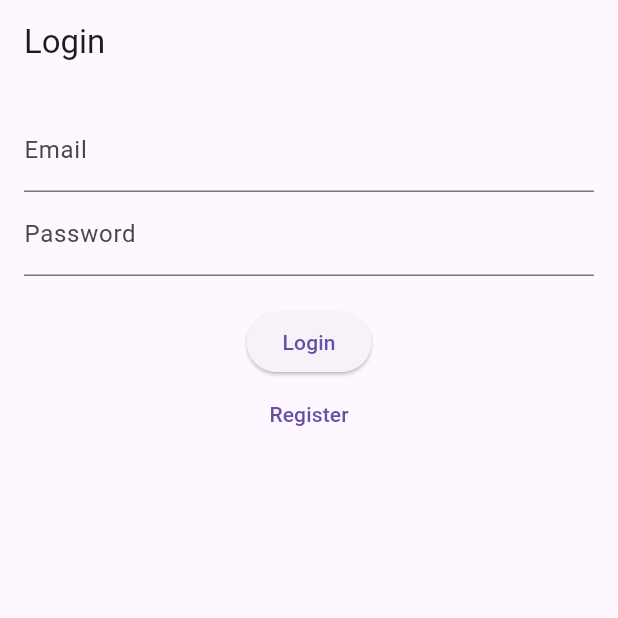
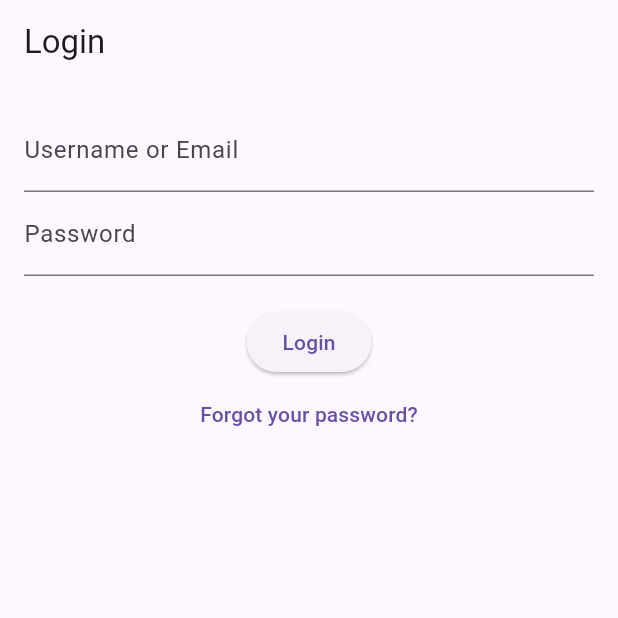
Before and after one commit to AnhAnNek/flutter_easy_english, a Flutter app: the screen it shows after launch, on a phone screen of 412 x 824 dp, the top half of it. Run offline on Flutter 3.47's test engine with Material 3 defaults, Android fonts, the phone set to English and light mode, and no system bars; our stand-ins replace flutter_secure_storage, logger.

Commit message:
bài tập tuần F02

```diff
--- a/lib/main.dart
+++ b/lib/main.dart
@@ -1,14 +1,11 @@
 import 'package:flutter/material.dart';
-import 'package:flutter_dotenv/flutter_dotenv.dart';
 import 'package:provider/provider.dart';
 import 'services/auth_service.dart';
 import 'services/i_auth_service.dart';
-import 'screens/register_screen.dart';
 import 'screens/login_screen.dart';
+import 'package:logger/logger.dart';
 
 void main() async {
-  // Load environment variables
-  await dotenv.load(fileName: ".env");
   runApp(MyApp());
 }
 
--- a/lib/screens/login_screen.dart
+++ b/lib/screens/login_screen.dart
@@ -1,7 +1,6 @@
 import 'package:flutter/material.dart';
-import '../services/auth_service.dart';
-import '../models/login_request.dart';
-import 'register_screen.dart';
+import 'package:flutter_easy_english/models/login_request.dart';
+import 'package:flutter_easy_english/services/auth_service.dart'; // Assuming you have an AuthService
 
 class LoginScreen extends StatefulWidget {
   @override
@@ -9,57 +8,85 @@ class LoginScreen extends StatefulWidget {
 }
 
 class _LoginScreenState extends State<LoginScreen> {
-  final _emailController = TextEditingController();
-  final _passwordController = TextEditingController();
-  final AuthService _authService = AuthService();
+  final _formKey = GlobalKey<FormState>();
+  final TextEditingController _usernameController = TextEditingController();
+  final TextEditingController _passwordController = TextEditingController();
+  bool _isLoading = false;
 
   void _login() async {
-    try {
-      final loginRequest = LoginRequest(
-        usernameOrEmail: _emailController.text,
+    if (_formKey.currentState?.validate() ?? false) {
+      setState(() {
+        _isLoading = true;
+      });
+
+      LoginRequest loginRequest = LoginRequest(
+        usernameOrEmail: _usernameController.text,
         password: _passwordController.text,
       );
-      await _authService.login(loginRequest);
-      ScaffoldMessenger.of(context).showSnackBar(SnackBar(content: Text("Login successful")));
-      // Navigate to the home screen or next page
+
+      try {
+        var response = await AuthService().login(loginRequest);
+        // Handle login response here
       } catch (e) {
-      ScaffoldMessenger.of(context).showSnackBar(SnackBar(content: Text("Login failed")));
+        // Handle error
+      }
+
+      setState(() {
+        _isLoading = false;
+      });
     }
   }
 
   @override
   Widget build(BuildContext context) {
     return Scaffold(
-      appBar: AppBar(title: Text('Login')),
+      appBar: AppBar(
+        title: Text('Login'),
+      ),
       body: Padding(
         padding: const EdgeInsets.all(16.0),
+        child: Form(
+          key: _formKey,
+          child: SingleChildScrollView(
             child: Column(
               children: [
-            TextField(
-              controller: _emailController,
-              decoration: InputDecoration(labelText: 'Email'),
-              keyboardType: TextInputType.emailAddress,
+                TextFormField(
+                  controller: _usernameController,
+                  decoration: InputDecoration(labelText: 'Username or Email'),
+                  validator: (value) {
+                    if (value == null || value.isEmpty) {
+                      return 'Please enter your username or email';
+                    }
+                    return null;
+                  },
                 ),
-            TextField(
+                TextFormField(
                   controller: _passwordController,
                   decoration: InputDecoration(labelText: 'Password'),
                   obscureText: true,
+                  validator: (value) {
+                    if (value == null || value.isEmpty) {
+                      return 'Please enter your password';
+                    }
+                    return null;
+                  },
                 ),
                 SizedBox(height: 20),
-            ElevatedButton(
+                _isLoading
+                    ? CircularProgressIndicator()
+                    : ElevatedButton(
                   onPressed: _login,
                   child: Text('Login'),
                 ),
                 TextButton(
                   onPressed: () {
-                Navigator.push(
-                  context,
-                  MaterialPageRoute(builder: (context) => RegisterScreen()),
-                );
+                    Navigator.pushNamed(context, '/forgot-password');
                   },
-              child: Text('Register'),
+                  child: Text('Forgot your password?'),
                 ),
               ],
+            ),
+          ),
         ),
       ),
     );
--- a/lib/utils/environment.dart
+++ b/lib/utils/environment.dart
@@ -1,6 +1,4 @@
-import 'package:flutter_dotenv/flutter_dotenv.dart';
-
 class Environment {
-  static String get apiUrl => dotenv.env['API_BASE_URL']!;
+  static String get apiUrl => 'https://localhost:8000/api';
   static String get authUrl => '$apiUrl/v1/auth';
 }
--- a/pubspec.yaml
+++ b/pubspec.yaml
@@ -50,12 +50,12 @@ dev_dependencies:
   flutter_lints: ^4.0.0
 
   http: ^1.2.2 # Gửi request HTTP lên server
-  flutter_secure_storage: ^6.0.0 # Lưu trữ token JWT securely
+  flutter_secure_storage: ^8.0.0
   provider: ^6.0.5 # Quản lý trạng thái ứng dụng
   otp_text_field: ^1.0.0 # Thư viện cho OTP input
-  flutter_dotenv: ^5.0.2
   build_runner: ^2.3.3
   json_serializable: ^6.3.0
+  logger: ^1.3.0
 
 # For information on the generic Dart part of this file, see the
 # following page: https://dart.dev/tools/pub/pubspec
```
Also changed, not shown: lib/screens/forgot_password_screen.dart (+36 -14 lines), lib/screens/register_screen.dart (+145 -27 lines), lib/utils/http_request.dart (+6 -8 lines), lib/utils/constants.dart (line endings or trailing spaces), 6 other files. Lines whose indentation alone changed are shown as unchanged.
